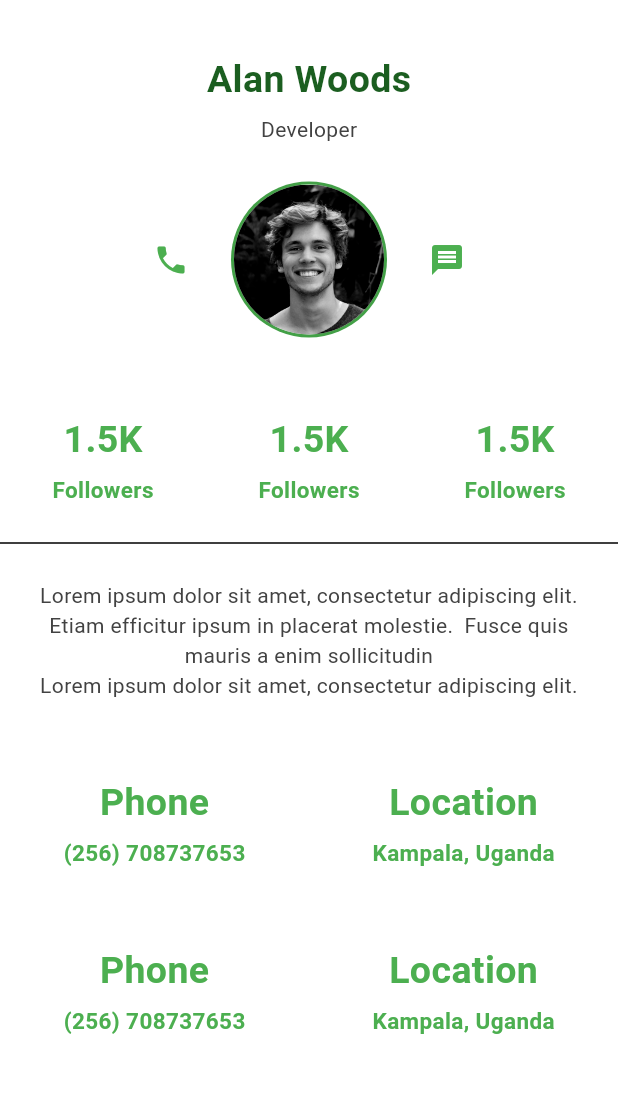
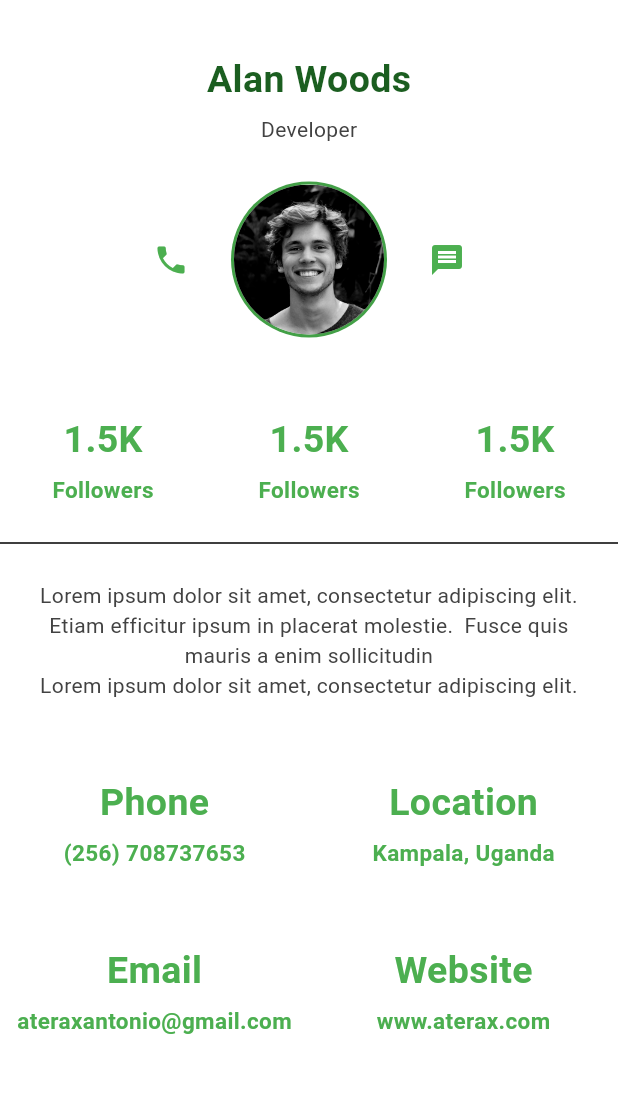
Before and after one commit to kasasa22/WePut, a Flutter app: the Profile screen opened by its route, on a phone screen of 412 x 824 dp, the part 84-1177 px from its top. Run offline on Flutter 3.47's test engine with Material 3 defaults, Android fonts, the phone set to English and light mode, and no system bars; our stand-ins replace cloud_firestore, firebase_auth, firebase_core, fl_chart, settings_ui; accounts and stored records are empty.

Commit message:
Jan 8, 2024, 1:11 PM

```diff
--- a/lib/pages/profile.dart
+++ b/lib/pages/profile.dart
@@ -237,7 +237,7 @@ class Profile extends StatelessWidget {
                   flex: 1,
                   child: Column(children: [
                     const Text(
-                      "Phone",
+                      "Email",
                       style: TextStyle(
                           fontWeight: FontWeight.bold,
                           color: Colors.green,
@@ -245,7 +245,7 @@ class Profile extends StatelessWidget {
                     ),
                     Container(height: 5),
                     const Text(
-                      "(256) 708737653",
+                      "ateraxantonio@gmail.com",
                       style: TextStyle(
                           fontWeight: FontWeight.bold,
                           color: Colors.green,
@@ -257,7 +257,7 @@ class Profile extends StatelessWidget {
                   flex: 1,
                   child: Column(children: [
                     const Text(
-                      "Location",
+                      "Website",
                       style: TextStyle(
                           fontWeight: FontWeight.bold,
                           color: Colors.green,
@@ -265,7 +265,7 @@ class Profile extends StatelessWidget {
                     ),
                     Container(height: 5),
                     const Text(
-                      "Kampala, Uganda",
+                      "www.aterax.com",
                       style: TextStyle(
                           fontWeight: FontWeight.bold,
                           color: Colors.green,
```
